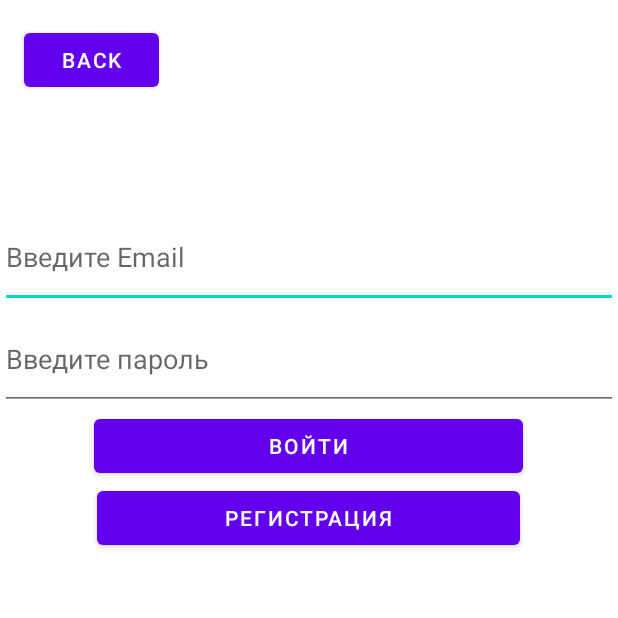
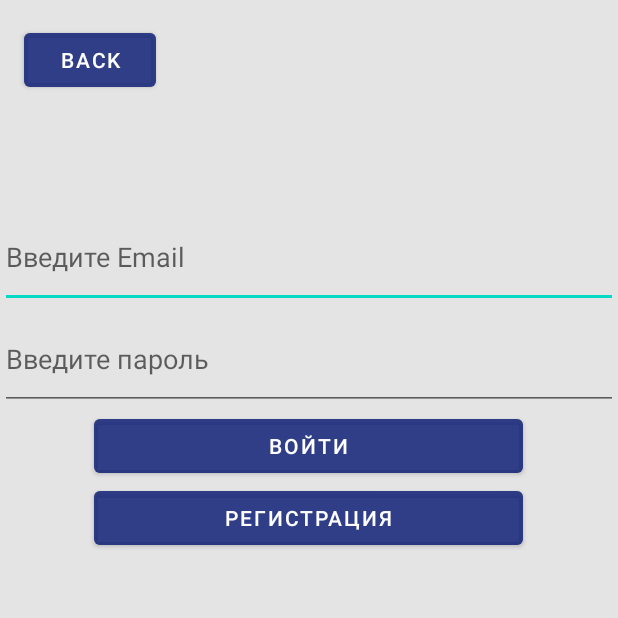
Before and after one commit to CosmosCodes/Android_Cosmos_Holms, an Android app: the log_in screen opened directly, with no data from a screen before it, on a phone screen of 412 x 824 dp, the top half of it. Run offline under Robolectric (Android 15) with nearby library versions, the phone set to English and light mode, and no system bars.

Commit message:
Beta 0.0.3

```diff
--- a/app/src/main/AndroidManifest.xml
+++ b/app/src/main/AndroidManifest.xml
@@ -7,12 +7,16 @@
     <uses-permission android:name="android.permission.ACCESS_NETWORK_STATE" />
 
     <application
+        android:usesCleartextTraffic="true"
         android:allowBackup="true"
         android:icon="@mipmap/ic_launcher"
         android:label="@string/app_name"
         android:roundIcon="@mipmap/ic_launcher_round"
         android:supportsRtl="true"
         android:theme="@style/Theme.CosmosHolms">
+        <activity
+            android:name=".personal_area"
+            android:exported="false" />
         <activity
             android:name=".MainMenu"
             android:exported="false" />
--- a/app/src/main/java/com/example/cosmosholms/MainActivity.java
+++ b/app/src/main/java/com/example/cosmosholms/MainActivity.java
@@ -20,11 +20,6 @@ public class MainActivity extends AppCompatActivity {
         startActivity(intent);
     }
 
-    //Switch to window Activity containing content WebView
-    public void goToURL(View view) {
-        Intent intent = new Intent(this, registeredActivity.class);
-        startActivity(intent);
-    }
 
     @Override
     public void onBackPressed() {
--- a/app/src/main/res/layout/activity_log_in.xml
+++ b/app/src/main/res/layout/activity_log_in.xml
@@ -2,22 +2,11 @@
 <androidx.constraintlayout.widget.ConstraintLayout xmlns:android="http://schemas.android.com/apk/res/android"
     xmlns:app="http://schemas.android.com/apk/res-auto"
     xmlns:tools="http://schemas.android.com/tools"
+    android:id="@+id/root_element"
     android:layout_width="match_parent"
     android:layout_height="match_parent"
-    android:id="@+id/root_element"
+    android:background="#E4E4E4"
     tools:context=".log_in">
-
-    <Button
-        android:id="@+id/buttonBack"
-        android:layout_width="90dp"
-        android:layout_height="48dp"
-        android:layout_marginTop="16dp"
-        android:onClick="backToActivity"
-        android:text="Back"
-        app:layout_constraintEnd_toEndOf="parent"
-        app:layout_constraintHorizontal_bias="0.05"
-        app:layout_constraintStart_toStartOf="parent"
-        app:layout_constraintTop_toTopOf="parent" />
 
     <LinearLayout
         android:layout_width="match_parent"
@@ -36,7 +25,7 @@
             android:layout_width="match_parent"
             android:layout_height="68dp"
             android:ems="10"
-            android:hint="Введите Email"
+            android:hint="@string/enter_email"
             android:inputType="textEmailAddress" />
 
         <EditText
@@ -44,22 +33,36 @@
             android:layout_width="match_parent"
             android:layout_height="68dp"
             android:ems="10"
-            android:hint="Введите пароль"
+            android:hint="@string/enter_pass"
             android:inputType="textPassword" />
 
         <Button
             android:id="@+id/logInButton"
             android:layout_width="286dp"
             android:layout_height="wrap_content"
+            android:backgroundTint="#940B1D75"
             android:onClick="logIn"
-            android:text="Войти" />
+            android:text="@string/log_in" />
 
         <Button
             android:id="@+id/registered_button"
-            android:layout_width="282dp"
+            android:layout_width="286dp"
             android:layout_height="wrap_content"
-            android:text="Регистрация"
-            android:onClick="registeredPage"/>
+            android:backgroundTint="#940B1D75"
+            android:onClick="registeredPage"
+            android:text="@string/registration" />
     </LinearLayout>
 
+    <Button
+        android:id="@+id/button_back"
+        android:layout_width="wrap_content"
+        android:layout_height="wrap_content"
+        android:layout_marginStart="16dp"
+        android:layout_marginTop="16dp"
+        android:backgroundTint="#940B1D75"
+        android:onClick="backToActivity"
+        android:text="@string/back"
+        app:layout_constraintStart_toStartOf="parent"
+        app:layout_constraintTop_toTopOf="parent" />
+
 </androidx.constraintlayout.widget.ConstraintLayout>
--- a/app/src/main/res/values/strings.xml
+++ b/app/src/main/res/values/strings.xml
@@ -3,4 +3,9 @@
     <string name="goToAuthPage">Переход на страницу авторизации</string>
     <string name="go_to_url">Go to URL</string>
     <string name="home">Home</string>
+    <string name="registration">Регистрация</string>
+    <string name="log_in">Войти</string>
+    <string name="enter_pass">Введите пароль</string>
+    <string name="enter_email">Введите Email</string>
+    <string name="back">Back</string>
 </resources>
```
Also changed, not shown: app/src/main/java/com/example/cosmosholms/MainMenu.java (+46 -1 lines), app/src/main/java/com/example/cosmosholms/personal_area.java (added, +40 -0 lines), app/src/main/res/drawable/ic_baseline_arrow_back_24.xml (added, +11 -0 lines), app/src/main/res/drawable/ic_home_24.xml (added, +10 -0 lines), app/src/main/res/layout/activity_main_menu.xml (+20 -13 lines), app/src/main/res/layout/activity_personal_area.xml (added, +17 -0 lines).
